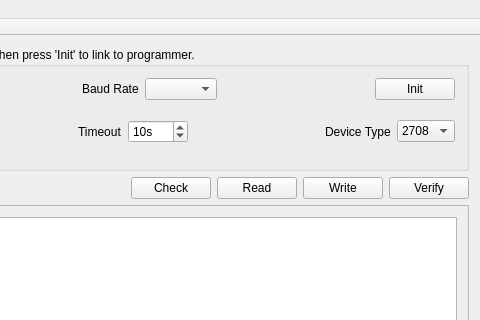
Qt form guiMainWindow.ui (Keith969/eprom_prg) before a commit; both pictures show x 236 to 716 and y 0 to 320 of the 716 by 557 pixel window.
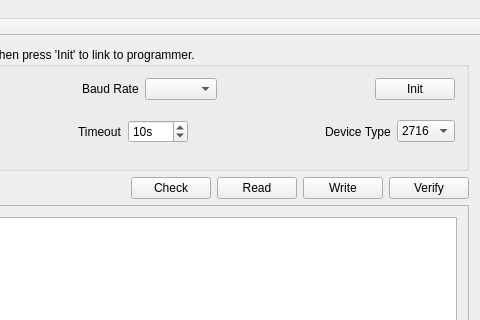
The same form after that commit.

Commit message: Add 2716 choice to programmer

Patch:
```diff
--- a/guiMainWindow.ui
+++ b/guiMainWindow.ui
@@ -192,6 +192,11 @@
              <property name="toolTip">
               <string>Set the type of the EPROM</string>
              </property>
+             <item>
+              <property name="text">
+               <string>2716</string>
+              </property>
+             </item>
              <item>
               <property name="text">
                <string>2708</string>
```
Left out of the diff: 2 changed lines with no effect on the pictures. The commit also changes 1 other file.
